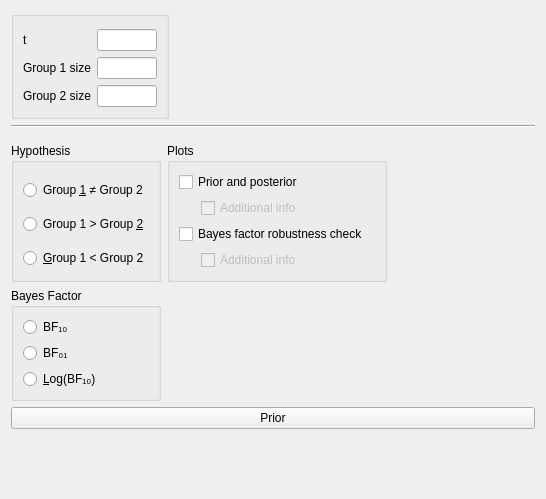
Before: the Qt Designer form JASP-Desktop/analysisforms/SummaryStatistics/summarystatsttestbayesianindependentsamplesform.ui in ASarafoglou/jasp-desktop, drawn with Qt 5.
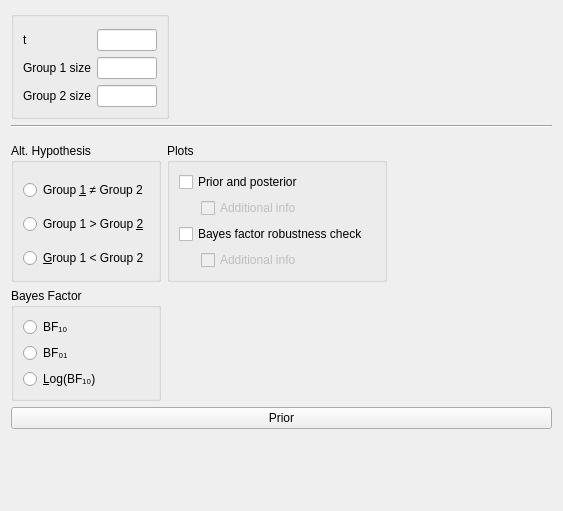
After: the same form once the commit is applied. Custom widgets are drawn as their Qt base class.

Commit message:
Changed Hypothesis to Alt. Hypothesis
Changed 'Hypothesis' to 'Alt. Hypothesis' in the following analyses:
- all t-tests (Bayes/Frequentist)
- Binomial test (Bayes/Frequentist)
- Regression (Bayes/Frequentist)
- Bayesian Contingency Table
--> in the Common analyses as well as the Summary Stats

What changed in the file:
```diff
--- a/JASP-Desktop/analysisforms/SummaryStatistics/summarystatsttestbayesianindependentsamplesform.ui
+++ b/JASP-Desktop/analysisforms/SummaryStatistics/summarystatsttestbayesianindependentsamplesform.ui
@@ -6,8 +6,8 @@
    <rect>
     <x>0</x>
     <y>0</y>
-    <width>546</width>
-    <height>499</height>
+    <width>563</width>
+    <height>511</height>
    </rect>
   </property>
   <property name="sizePolicy">
@@ -41,7 +41,7 @@
       <item row="0" column="0">
        <widget class="BoundGroupBox" name="hypothesis">
         <property name="title">
-         <string>Hypothesis</string>
+         <string>Alt. Hypothesis</string>
         </property>
         <property name="flat">
          <bool>true</bool>
```
Left out of the diff: 2 changed lines with no effect on the pictures. The commit also changes 16 other files.
